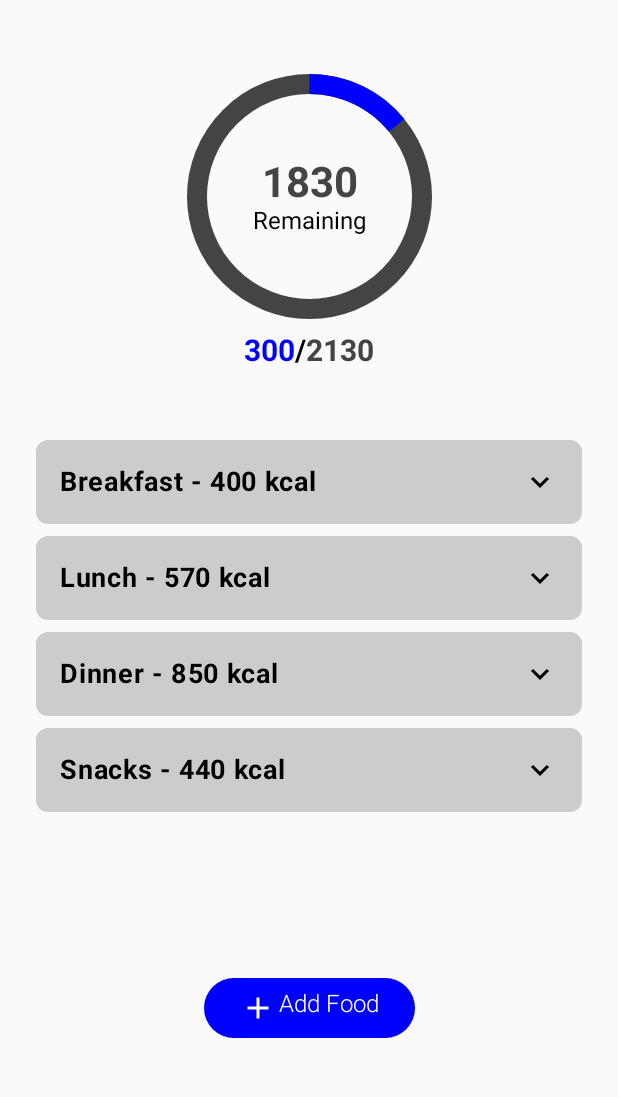
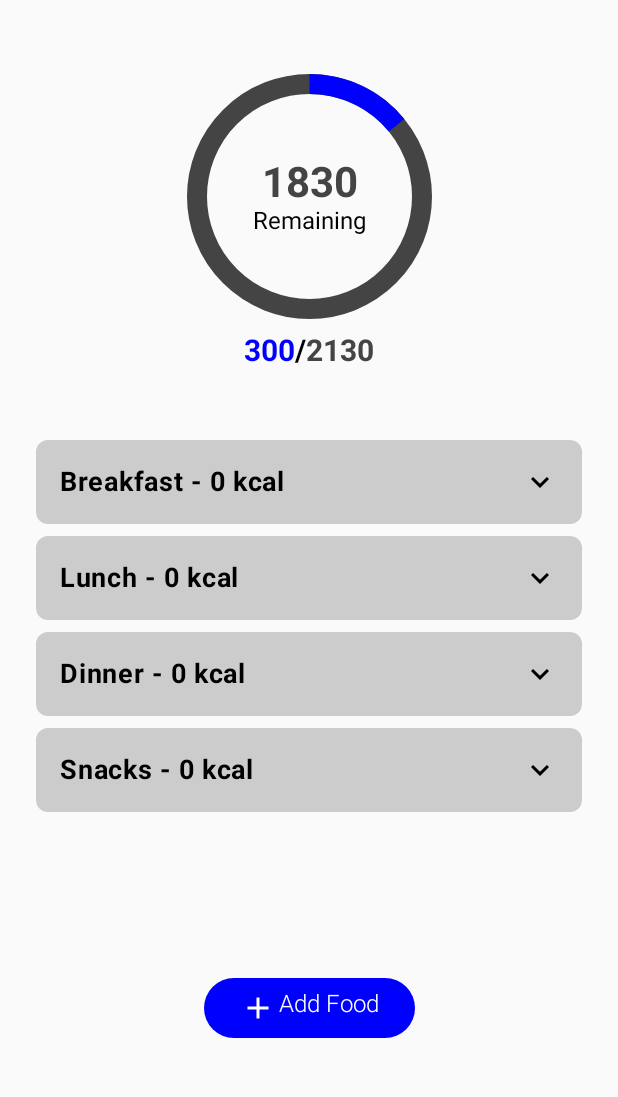
Before and after one commit to ikolobara/calorie-tracker, an Android app built with Jetpack Compose: the screen it shows after launch (MainActivity), on a phone screen of 412 x 824 dp, the part 96-1193 px from its top. Run offline under Robolectric (Android 15) with nearby library versions, the phone set to English and light mode, and no system bars; our stand-ins replace Firebase (no records; nobody signed in at launch, a user with empty details on screens opened directly).

```diff
--- a/app/build.gradle.kts
+++ b/app/build.gradle.kts
@@ -2,6 +2,7 @@ plugins {
     alias(libs.plugins.android.application)
     alias(libs.plugins.kotlin.android)
     alias(libs.plugins.kotlin.compose)
+    alias(libs.plugins.google.gms.google.services)
 }
 
 android {
@@ -49,6 +50,7 @@ dependencies {
     implementation(libs.androidx.ui.graphics)
     implementation(libs.androidx.ui.tooling.preview)
     implementation(libs.androidx.material3)
+    implementation(libs.firebase.firestore)
     testImplementation(libs.junit)
     androidTestImplementation(libs.androidx.junit)
     androidTestImplementation(libs.androidx.espresso.core)
@@ -58,4 +60,8 @@ dependencies {
     debugImplementation(libs.androidx.ui.test.manifest)
     implementation("androidx.navigation:navigation-compose:2.7.4")
     implementation("androidx.compose.material:material-icons-extended:1.5.4")
+    implementation("com.google.firebase:firebase-firestore:24.9.1")
+    implementation("androidx.activity:activity-ktx:1.8.0")
+    implementation("androidx.fragment:fragment-ktx:1.6.1")
+    implementation("io.coil-kt:coil-compose:2.5.0")
 }
--- a/app/src/main/AndroidManifest.xml
+++ b/app/src/main/AndroidManifest.xml
@@ -1,7 +1,7 @@
 <?xml version="1.0" encoding="utf-8"?>
 <manifest xmlns:android="http://schemas.android.com/apk/res/android"
     xmlns:tools="http://schemas.android.com/tools">
-
+    <uses-permission android:name="android.permission.INTERNET" />
     <application
         android:allowBackup="true"
         android:dataExtractionRules="@xml/data_extraction_rules"
--- a/app/src/main/java/hr/ferit/ivankolobara/calorietracker/MainActivity.kt
+++ b/app/src/main/java/hr/ferit/ivankolobara/calorietracker/MainActivity.kt
@@ -3,16 +3,17 @@ package hr.ferit.ivankolobara.calorietracker
 import android.os.Bundle
 import androidx.activity.ComponentActivity
 import androidx.activity.compose.setContent
-import androidx.activity.enableEdgeToEdge
+import androidx.activity.viewModels
+import hr.ferit.ivankolobara.calorietracker.ui.data.UserViewModel
 import hr.ferit.ivankolobara.calorietracker.ui.theme.CalorieTrackerTheme
 
 class MainActivity : ComponentActivity() {
     override fun onCreate(savedInstanceState: Bundle?) {
         super.onCreate(savedInstanceState)
-        enableEdgeToEdge()
+        val userViewModel by viewModels<UserViewModel>()
         setContent {
             CalorieTrackerTheme {
-                NavigationController()
+                NavigationController(userViewModel)
             }
         }
     }
--- a/app/src/main/java/hr/ferit/ivankolobara/calorietracker/Navigation.kt
+++ b/app/src/main/java/hr/ferit/ivankolobara/calorietracker/Navigation.kt
@@ -4,9 +4,10 @@ import androidx.compose.runtime.Composable
 import androidx.navigation.compose.NavHost
 import androidx.navigation.compose.composable
 import androidx.navigation.compose.rememberNavController
-import hr.ferit.ivankolobara.calorietracker.ui.AddMealScreen
+import hr.ferit.ivankolobara.calorietracker.ui.AddFoodScreen
 import hr.ferit.ivankolobara.calorietracker.ui.DashboardScreen
 import hr.ferit.ivankolobara.calorietracker.ui.ProfileScreen
+import hr.ferit.ivankolobara.calorietracker.ui.data.UserViewModel
 
 object Routes {
     const val Dashboard = "dashboard"
@@ -15,18 +16,18 @@ object Routes {
 }
 
 @Composable
-fun NavigationController() {
+fun NavigationController(userViewModel: UserViewModel) {
     val navController = rememberNavController()
     NavHost(navController = navController, startDestination =
     Routes.Dashboard) {
         composable(Routes.Dashboard) {
-            DashboardScreen(navigation = navController)
+            DashboardScreen(navigation = navController, userViewModel = userViewModel)
         }
         composable(Routes.Profile) {
             ProfileScreen(navigation = navController)
         }
         composable(Routes.AddMeal) {
-            AddMealScreen(navigation = navController)
+            AddFoodScreen(navigation = navController)
         }
     }
 }
--- a/app/src/main/java/hr/ferit/ivankolobara/calorietracker/ui/AddMealScreen.kt
+++ b/app/src/main/java/hr/ferit/ivankolobara/calorietracker/ui/AddFoodScreen.kt
@@ -37,7 +37,7 @@ import hr.ferit.ivankolobara.calorietracker.R
 import hr.ferit.ivankolobara.calorietracker.Routes
 
 @Composable
-fun AddMealScreen(navigation: NavHostController) {
+fun AddFoodScreen(navigation: NavHostController) {
     var selectedMealType by remember { mutableStateOf("") }
     val mealTypes = listOf("Breakfast", "Lunch", "Dinner", "Snacks")
 
@@ -60,7 +60,6 @@ fun AddMealScreen(navigation: NavHostController) {
     }
 }
 
-@OptIn(ExperimentalMaterial3Api::class)
 @Composable
 fun SearchMeal(
     @DrawableRes iconResource: Int,
@@ -89,6 +88,7 @@ fun SearchMeal(
             .fillMaxWidth()
             .padding(horizontal = 16.dp, vertical = 8.dp)
     )
+
 }
 
 @Composable
--- a/app/src/main/java/hr/ferit/ivankolobara/calorietracker/ui/DashboardScreen.kt
+++ b/app/src/main/java/hr/ferit/ivankolobara/calorietracker/ui/DashboardScreen.kt
@@ -27,9 +27,9 @@ import androidx.compose.material3.ButtonDefaults
 import androidx.compose.material3.ExperimentalMaterial3Api
 import androidx.compose.material3.Icon
 import androidx.compose.material3.Text
-import androidx.compose.material3.TextButton
 import androidx.compose.material3.TopAppBar
 import androidx.compose.runtime.Composable
+import androidx.compose.runtime.LaunchedEffect
 import androidx.compose.runtime.mutableStateMapOf
 import androidx.compose.runtime.remember
 import androidx.compose.ui.Alignment
@@ -49,9 +49,11 @@ import androidx.compose.ui.unit.sp
 import androidx.navigation.NavHostController
 import hr.ferit.ivankolobara.calorietracker.R
 import hr.ferit.ivankolobara.calorietracker.Routes
+import hr.ferit.ivankolobara.calorietracker.ui.data.UserViewModel
+import java.time.LocalDate
 
 @Composable
-fun DashboardScreen(navigation: NavHostController) {
+fun DashboardScreen(navigation: NavHostController, userViewModel: UserViewModel) {
     Column(
         verticalArrangement = Arrangement.Top,
         horizontalAlignment = Alignment.CenterHorizontally,
@@ -59,7 +61,7 @@ fun DashboardScreen(navigation: NavHostController) {
     ) {
         TopNavMenu(navigation)
         CircularCalorieGraph(300, 2130, Color.Blue, Color.DarkGray)
-        ExpandableListWithCalories(navigation)
+        ExpandableListWithCalories(navigation = navigation, userViewModel = userViewModel)
     }
 }
 
@@ -137,35 +139,50 @@ fun CircularCalorieGraph(
 }
 
 
-@SuppressLint("UnrememberedMutableState")
+@SuppressLint("UnrememberedMutableState", "RememberReturnType", "NewApi")
 @Composable
-fun ExpandableListWithCalories(navigation: NavHostController) {
+fun ExpandableListWithCalories(userViewModel: UserViewModel, navigation: NavHostController) {
     val items = listOf("Breakfast", "Lunch", "Dinner", "Snacks")
-    val meals = mutableStateMapOf(
-        "Breakfast" to mutableListOf("Pancakes", "Eggs", "Coffee"),
-        "Lunch" to mutableListOf("Salad", "Soup", "Bread"),
-        "Dinner" to mutableListOf("Steak", "Potatoes", "Wine"),
-        "Snacks" to mutableListOf("Chips", "Fruit", "Yogurt")
-    )
+    val user = userViewModel.userData.value
 
-    val calorieMap = mutableStateMapOf(
-        "Pancakes" to 200, "Eggs" to 150, "Coffee" to 50,
-        "Salad" to 120, "Soup" to 250, "Bread" to 200,
-        "Steak" to 400, "Potatoes" to 300, "Wine" to 150,
-        "Chips" to 220, "Fruit" to 100, "Yogurt" to 120
-    )
+// Get today's date components
+    val today = LocalDate.now()
+    val todayDay = today.dayOfMonth
+    val todayMonth = today.monthValue
+    val todayYear = today.year
 
-    val expandedItems = remember { mutableStateMapOf<String, Boolean>().apply {
-        items.forEach { this[it] = false }
-    } }
+    val meals = remember { mutableStateMapOf<String, MutableList<Pair<String, Int>>>() } // Meal name and calories
+    val expandedItems = remember { mutableStateMapOf<String, Boolean>().apply { items.forEach { this[it] = false } } }
+
+// Populate meals dynamically based on user data
+    LaunchedEffect(user) {
+        meals.clear()
+        user?.meals?.forEach { (mealType, mealsList) ->
+            // Filter meals based on today's date
+            mealsList.filter { meal ->
+                val mealDateString = meal.date // Assuming the date is stored as a string "dd.MM.yyyy"
+                val (mealDay, mealMonth, mealYear) = mealDateString.split(".").map { it.toIntOrNull() ?: 0 }
+
+                // Compare the stored meal date with today's date
+                mealDay == todayDay && mealMonth == todayMonth && mealYear == todayYear
+            }.forEach { meal ->
+                // Add meal data to the corresponding meal type
+                meals.computeIfAbsent(mealType) { mutableListOf() }
+                    .add(Pair(meal.mealId.id ?: "Unknown Meal", meal.servingSize))
+            }
+        }
+    }
+
+
+
 
     Column(
         modifier = Modifier
-        .fillMaxSize()
-        .padding(horizontal = 8.dp)
-        .padding(bottom = 64.dp, top = 32.dp),
+            .fillMaxSize()
+            .padding(horizontal = 8.dp)
+            .padding(bottom = 64.dp, top = 32.dp),
         horizontalAlignment = Alignment.CenterHorizontally
-    ){
+    ) {
         LazyColumn(
             modifier = Modifier
                 .padding(16.dp)
@@ -175,7 +192,7 @@ fun ExpandableListWithCalories(navigation: NavHostController) {
         ) {
             items.forEach { category ->
                 val isExpanded = expandedItems[category] ?: false
-                val totalCalories = meals[category]?.sumOf { calorieMap[it] ?: 0 } ?: 0
+                val totalCalories = meals[category]?.sumOf { it.second } ?: 0
 
                 item {
                     Box(
@@ -216,7 +233,7 @@ fun ExpandableListWithCalories(navigation: NavHostController) {
                                 .padding(start = 16.dp, end = 16.dp, bottom = 8.dp),
                             verticalArrangement = Arrangement.spacedBy(8.dp)
                         ) {
-                            meals[category]?.forEachIndexed { index, meal ->
+                            meals[category]?.forEach { (mealName, calories) ->
                                 Row(
                                     modifier = Modifier
                                         .fillMaxWidth()
@@ -225,22 +242,10 @@ fun ExpandableListWithCalories(navigation: NavHostController) {
                                     verticalAlignment = Alignment.CenterVertically
                                 ) {
                                     Text(
-                                        text = "$meal - ${calorieMap[meal] ?: 0} kcal",
+                                        text = "$mealName - $calories kcal",
                                         fontSize = 16.sp,
                                         modifier = Modifier.weight(1f)
                                     )
-                                    Row(horizontalArrangement = Arrangement.spacedBy(8.dp)) {
-                                        TextButton(onClick = {
-                                            meals[category]?.set(index, "Edited Meal")
-                                        }) {
-                                            Text("Edit")
-                                        }
-                                        TextButton(onClick = {
-                                            meals[category]?.removeAt(index)
-                                        }) {
-                                            Text("Delete")
-                                        }
-                                    }
                                 }
                             }
                         }
@@ -251,6 +256,9 @@ fun ExpandableListWithCalories(navigation: NavHostController) {
         CustomIconButton(R.drawable.ic_plus, "Add Food", navigation)
     }
 }
+
+
+
 
 @Composable
 fun CustomIconButton(
--- /dev/null
+++ b/app/src/main/java/hr/ferit/ivankolobara/calorietracker/ui/data/ProfileViewModel.kt
@@ -0,0 +1,51 @@
+package hr.ferit.ivankolobara.calorietracker.ui.data
+
+import android.util.Log
+import androidx.compose.runtime.mutableStateOf
+import androidx.lifecycle.ViewModel
+import com.google.firebase.firestore.DocumentReference
+import com.google.firebase.firestore.ktx.firestore
+import com.google.firebase.ktx.Firebase
+
+class UserViewModel : ViewModel() {
+    private val db = Firebase.firestore
+    val userData = mutableStateOf<User?>(null)
+
+    init {
+        fetchDatabaseData("q74Tl77ZmwvcLmGDpvxV")
+    }
+
+    private fun fetchDatabaseData(userId: String){
+        db.collection("users").document(userId)
+            .get()
+            .addOnSuccessListener { result ->
+                if (result.exists()) {
+                    Log.d("Firestore", "User data: ${result.data}")
+                    val user = result.toObject(User::class.java)
+                    if (user != null) {
+                        user.id = result.id
+                        userData.value = user
+                    }
+                }
+            }
+
+    }
+}
+
+data class User(
+    var id: String = "",
+    var activityLevel: String = "",
+    var age: Int = 0,
+    var dailyCalorieGoal: Int = 0,
+    var gender: String = "",
+    var height: Int = 0,
+    var meals: Map<String, List<UserMeals>> = emptyMap(),
+    var weight: Int = 0
+)
+
+data class UserMeals(
+    var date: String = "",
+    var servingSize: Int = 0,
+    var mealId: DocumentReference? = null,
+    var mealType: String = ""
+)
--- a/build.gradle.kts
+++ b/build.gradle.kts
@@ -3,4 +3,5 @@ plugins {
     alias(libs.plugins.android.application) apply false
     alias(libs.plugins.kotlin.android) apply false
     alias(libs.plugins.kotlin.compose) apply false
+    alias(libs.plugins.google.gms.google.services) apply false
 }
--- a/gradle/libs.versions.toml
+++ b/gradle/libs.versions.toml
@@ -8,6 +8,8 @@ espressoCore = "3.6.1"
 lifecycleRuntimeKtx = "2.8.7"
 activityCompose = "1.9.3"
 composeBom = "2024.04.01"
+googleGmsGoogleServices = "4.4.2"
+firebaseFirestore = "25.1.1"
 
 [libraries]
 androidx-core-ktx = { group = "androidx.core", name = "core-ktx", version.ref = "coreKtx" }
@@ -24,8 +26,10 @@ androidx-ui-tooling-preview = { group = "androidx.compose.ui", name = "ui-toolin
 androidx-ui-test-manifest = { group = "androidx.compose.ui", name = "ui-test-manifest" }
 androidx-ui-test-junit4 = { group = "androidx.compose.ui", name = "ui-test-junit4" }
 androidx-material3 = { group = "androidx.compose.material3", name = "material3" }
+firebase-firestore = { group = "com.google.firebase", name = "firebase-firestore", version.ref = "firebaseFirestore" }
 
 [plugins]
 android-application = { id = "com.android.application", version.ref = "agp" }
 kotlin-android = { id = "org.jetbrains.kotlin.android", version.ref = "kotlin" }
 kotlin-compose = { id = "org.jetbrains.kotlin.plugin.compose", version.ref = "kotlin" }
+google-gms-google-services = { id = "com.google.gms.google-services", version.ref = "googleGmsGoogleServices" }
```
Also changed, not shown: app/src/main/java/hr/ferit/ivankolobara/calorietracker/ui/data/MealViewModel.kt (added, +36 -0 lines), 1 other file.
